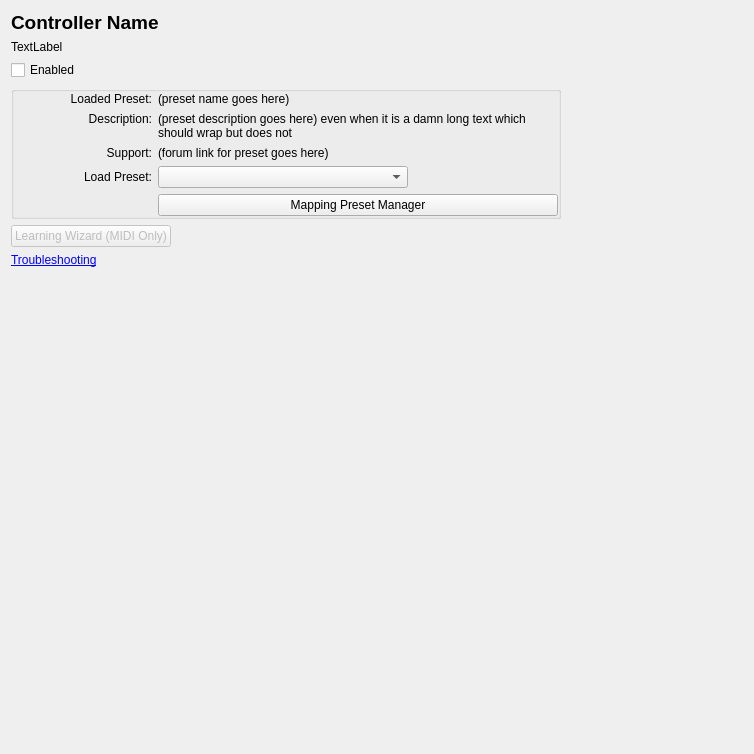
Before: the Qt Designer form mixxx/src/controllers/dlgprefcontrollerdlg.ui in weixindut/mixxx, drawn with Qt 5.
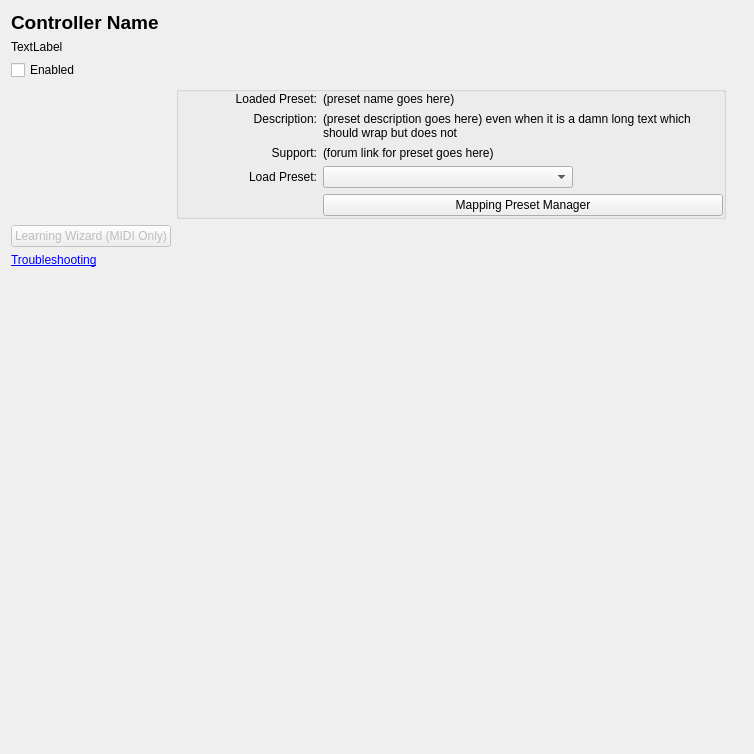
After: the same form once the commit is applied. Icons and pictures are not drawn.

What changed in the file:
```diff
--- a/mixxx/src/controllers/dlgprefcontrollerdlg.ui
+++ b/mixxx/src/controllers/dlgprefcontrollerdlg.ui
@@ -29,7 +29,7 @@
    <enum>Qt::LeftToRight</enum>
   </property>
   <layout class="QGridLayout" name="gridLayout_4">
-   <item row="10" column="0">
+   <item row="13" column="0">
     <spacer name="verticalSpacer">
      <property name="orientation">
       <enum>Qt::Vertical</enum>
@@ -120,7 +120,7 @@
      </property>
     </widget>
    </item>
-   <item row="8" column="1">
+   <item row="11" column="2">
     <spacer name="horizontalSpacer">
      <property name="orientation">
       <enum>Qt::Horizontal</enum>
@@ -133,7 +133,40 @@
      </property>
     </spacer>
    </item>
-   <item row="6" column="0" colspan="3">
+   <item row="6" column="0" rowspan="2" colspan="3">
+    <layout class="QHBoxLayout" name="horizontalLayout_2">
+     <property name="spacing">
+      <number>0</number>
+     </property>
+     <item>
+      <widget class="QLabel" name="label_cover">
+       <property name="enabled">
+        <bool>true</bool>
+       </property>
+       <property name="sizePolicy">
+        <sizepolicy hsizetype="Preferred" vsizetype="Preferred">
+         <horstretch>0</horstretch>
+         <verstretch>0</verstretch>
+        </sizepolicy>
+       </property>
+       <property name="maximumSize">
+        <size>
+         <width>135</width>
+         <height>120</height>
+        </size>
+       </property>
+       <property name="text">
+        <string/>
+       </property>
+       <property name="pixmap">
+        <pixmap>../../../../../backstage/backstage/test/controllers/DJ-Tech CDJ-101.jpg</pixmap>
+       </property>
+       <property name="scaledContents">
+        <bool>true</bool>
+       </property>
+      </widget>
+     </item>
+     <item>
     <widget class="QGroupBox" name="groupBoxPresets">
      <property name="sizePolicy">
       <sizepolicy hsizetype="Preferred" vsizetype="Fixed">
@@ -163,7 +196,7 @@
       <property name="margin">
        <number>0</number>
       </property>
-      <item row="0" column="3">
+        <item row="0" column="2">
        <widget class="QLabel" name="labelLoadedPreset">
         <property name="sizePolicy">
          <sizepolicy hsizetype="Maximum" vsizetype="Preferred">
@@ -185,7 +218,7 @@
         </property>
        </widget>
       </item>
-      <item row="1" column="1">
+        <item row="1" column="0">
        <widget class="QLabel" name="label_description">
         <property name="sizePolicy">
          <sizepolicy hsizetype="Minimum" vsizetype="Preferred">
@@ -201,7 +234,7 @@
         </property>
        </widget>
       </item>
-      <item row="0" column="1">
+        <item row="0" column="0">
        <widget class="QLabel" name="label_2">
         <property name="sizePolicy">
          <sizepolicy hsizetype="Minimum" vsizetype="Preferred">
@@ -217,7 +250,7 @@
         </property>
        </widget>
       </item>
-      <item row="1" column="3" rowspan="2">
+        <item row="1" column="2" rowspan="2">
        <widget class="QLabel" name="labelLoadedPresetDescription">
         <property name="sizePolicy">
          <sizepolicy hsizetype="Maximum" vsizetype="Preferred">
@@ -242,7 +275,7 @@
         </property>
        </widget>
       </item>
-      <item row="3" column="3">
+        <item row="3" column="2">
        <widget class="QLabel" name="labelLoadedPresetSupportLinks">
         <property name="focusPolicy">
          <enum>Qt::ClickFocus</enum>
@@ -261,7 +294,7 @@
         </property>
        </widget>
       </item>
-      <item row="3" column="1">
+        <item row="3" column="0">
        <widget class="QLabel" name="label_3">
         <property name="text">
          <string>Support:</string>
@@ -271,14 +304,14 @@
         </property>
        </widget>
       </item>
-      <item row="6" column="3">
+        <item row="7" column="2">
        <widget class="QPushButton" name="btnMappingPresetManager">
         <property name="text">
          <string>Mapping Preset Manager</string>
         </property>
        </widget>
       </item>
-      <item row="4" column="3">
+        <item row="5" column="2">
        <widget class="QComboBox" name="comboBoxPreset">
         <property name="sizePolicy">
          <sizepolicy hsizetype="Fixed" vsizetype="Fixed">
@@ -294,7 +327,7 @@
         </property>
        </widget>
       </item>
-      <item row="4" column="1">
+        <item row="5" column="0">
        <widget class="QLabel" name="label">
         <property name="sizePolicy">
          <sizepolicy hsizetype="Minimum" vsizetype="Preferred">
@@ -321,6 +354,8 @@
       </item>
      </layout>
     </widget>
+     </item>
+    </layout>
    </item>
   </layout>
  </widget>
```
Left out of the diff: 6 changed lines with no effect on the pictures. Lines whose indentation alone changed are shown as unchanged.
